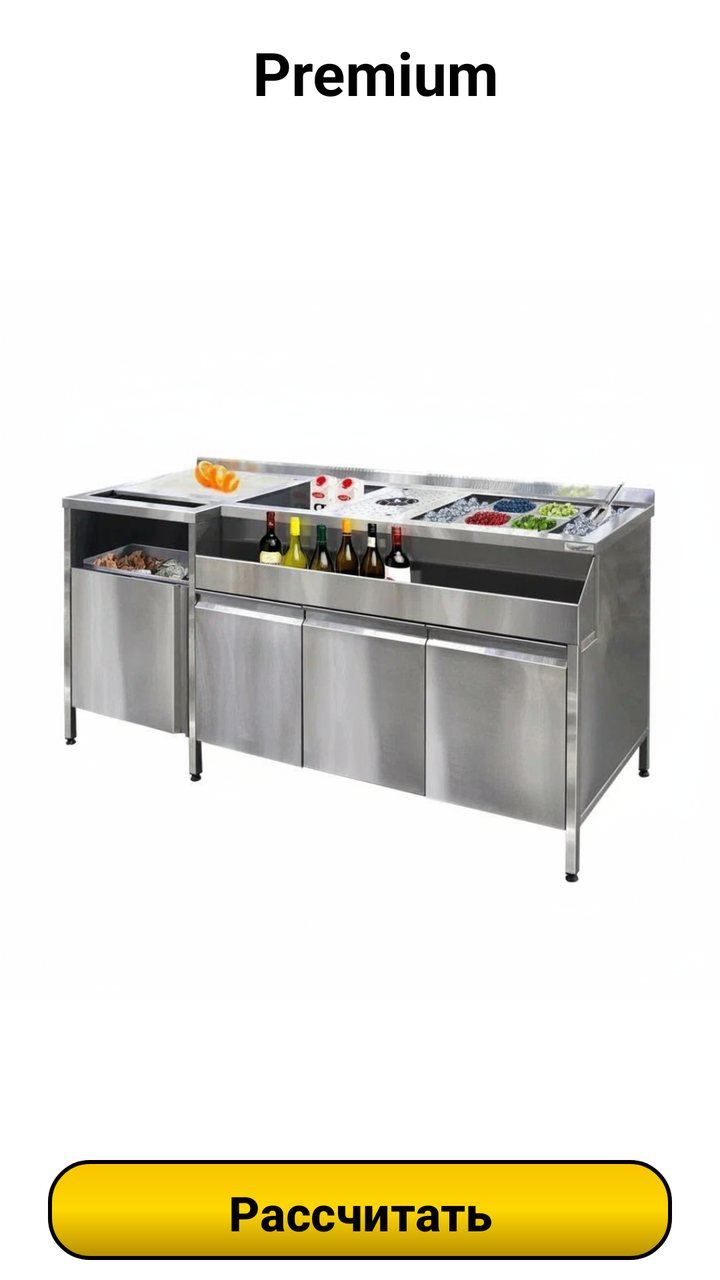
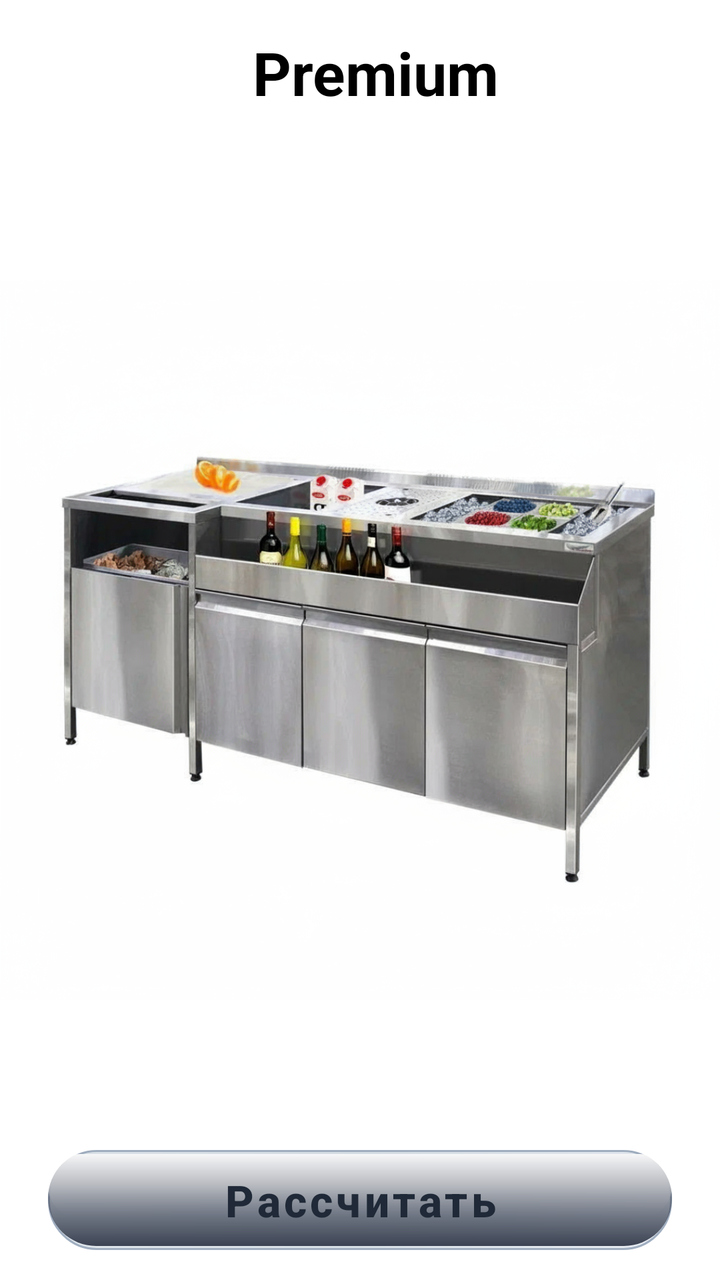

Compare the two renders of this Android layout. The source of the first and the diff that turns it into the second are given below.
<!-- AndroidManifest.xml: application theme Theme.YourBar -->
<!-- res/layout/fragment_premium.xml -->
<?xml version="1.0" encoding="utf-8"?>
<androidx.constraintlayout.widget.ConstraintLayout
    xmlns:android="http://schemas.android.com/apk/res/android"
    xmlns:app="http://schemas.android.com/apk/res-auto"
    android:layout_width="match_parent"
    android:layout_height="match_parent"
    android:id="@+id/premium">

    <ImageView
        android:id="@+id/imageView"
        android:layout_width="0dp"
        android:layout_height="0dp"
        android:scaleType="fitCenter"
        android:background="@color/white"
        android:contentDescription="Premium"
        app:layout_constraintTop_toTopOf="parent"
        app:layout_constraintBottom_toBottomOf="parent"
        app:layout_constraintStart_toStartOf="parent"
        app:layout_constraintEnd_toEndOf="parent"
        android:src="@drawable/img_premium" />

    <TextView
        android:id="@+id/textViewBudget"
        android:layout_width="wrap_content"
        android:layout_height="wrap_content"
        android:layout_marginStart="16dp"
        android:layout_marginTop="16dp"
        android:elevation="4dp"
        android:text="@string/premium"
        android:textColor="@color/black"
        android:textSize="30sp"
        android:textStyle="bold"
        app:layout_constraintStart_toStartOf="parent"
        app:layout_constraintEnd_toEndOf="parent"
        app:layout_constraintTop_toTopOf="parent"
        app:layout_constraintHorizontal_bias="0.5" />


    <com.google.android.material.button.MaterialButton
        android:id="@+id/calculate_btn_premium"
        android:layout_width="0dp"
        android:layout_height="50dp"
        android:layout_marginStart="24dp"
        android:layout_marginEnd="24dp"
        android:layout_marginBottom="10dp"
        android:background="@drawable/btn_gray_with_border"
        android:text="@string/calculate"
        android:textColor="@color/black"
        android:textSize="24sp"
        android:textStyle="bold"
        app:backgroundTint="@null"
        app:layout_constraintBottom_toBottomOf="parent"
        app:layout_constraintEnd_toEndOf="parent"
        app:layout_constraintStart_toStartOf="parent" />
</androidx.constraintlayout.widget.ConstraintLayout>
<!-- resources referenced by this layout -->
<resources>
  <color name="black">#FF000000</color>
  <color name="white">#FFFFFFFF</color>
  <!-- drawable btn_gray_with_border (drawable) -->
  <?xml version="1.0" encoding="utf-8"?>
  <shape xmlns:android="http://schemas.android.com/apk/res/android">
      <gradient
          android:angle="270"
          android:startColor="#FFF7C400"
      android:centerColor="#FFD700"
      android:endColor="#FFB58F00"
      android:type="linear"/>
      <stroke
          android:width="2dp"
      android:color="#000000" />
      <corners android:radius="20dp" />
  </shape>
  <!-- drawable img_premium: png bitmap (drawable, 1009564 bytes) -->
  <string name="calculate">Рассчитать</string>
  <string name="premium">Premium</string>
  <style name="Theme.YourBar" parent="Base.Theme.YourBar" />
  <style name="Base.Theme.YourBar" parent="Theme.Material3.DayNight.NoActionBar">
          
          
      </style>
</resources>

<!-- the commit's change to res/layout/fragment_premium.xml (unified diff, before → after) -->
@@ -42,14 +42,16 @@
         android:layout_height="50dp"
         android:layout_marginStart="24dp"
         android:layout_marginEnd="24dp"
-        android:layout_marginBottom="10dp"
-        android:background="@drawable/btn_gray_with_border"
+        android:layout_marginBottom="15dp"
+        android:background="@drawable/btn_steel_shiny"
+        android:letterSpacing="0.08"
         android:text="@string/calculate"
-        android:textColor="@color/black"
-        android:textSize="24sp"
+        android:textColor="#1F2937"
+        android:textSize="22sp"
         android:textStyle="bold"
         app:backgroundTint="@null"
         app:layout_constraintBottom_toBottomOf="parent"
         app:layout_constraintEnd_toEndOf="parent"
-        app:layout_constraintStart_toStartOf="parent" />
+        app:layout_constraintStart_toStartOf="parent"
+        app:rippleColor="#40000000" />
 </androidx.constraintlayout.widget.ConstraintLayout>
<!-- resource entries referenced after the edit -->
@@ -2,27 +2,63 @@
 <resources>
   <color name="black">#FF000000</color>
   <color name="white">#FFFFFFFF</color>
-  <!-- drawable btn_gray_with_border (drawable) -->
-  <?xml version="1.0" encoding="utf-8"?>
-  <shape xmlns:android="http://schemas.android.com/apk/res/android">
-      <gradient
-          android:angle="270"
-          android:startColor="#FFF7C400"
-      android:centerColor="#FFD700"
-      android:endColor="#FFB58F00"
-      android:type="linear"/>
-      <stroke
-          android:width="2dp"
-      android:color="#000000" />
-      <corners android:radius="20dp" />
-  </shape>
+  <!-- drawable btn_steel_shiny (drawable) -->
+  <layer-list xmlns:android="http://schemas.android.com/apk/res/android">
+  
+      
+      <item>
+          <shape android:shape="rectangle">
+              <corners android:radius="24dp" />
+              
+              <gradient
+                  android:angle="135"
+                  android:startColor="#E8EDF3"
+              android:centerColor="#D9E1E8"
+              android:endColor="#E0E7ED"
+              android:type="linear" />
+              <stroke android:width="1dp" android:color="#A0AEC0" />
+          </shape>
+      </item>
+  
+      
+      <item android:top="2dp" android:bottom="16dp">
+          <shape android:shape="rectangle">
+              <corners android:radius="24dp" />
+              <gradient
+                  android:angle="-45"
+                  android:startColor="#FFFFFF"
+                  android:centerColor="#FFFFFF"
+                  android:endColor="#00000000"
+                  android:type="linear"
+                  android:gradientRadius="100dp" />
+          </shape>
+      </item>
+  
+      
+      <item android:bottom="2dp">
+          <shape android:shape="rectangle">
+              <corners android:radius="24dp" />
+              <gradient
+                  android:angle="270"
+                  android:startColor="#00000000"
+                  android:endColor="#3B4252"
+              android:type="linear" />
+          </shape>
+      </item>
+  </layer-list>
   <!-- drawable img_premium: png bitmap (drawable, 1009564 bytes) -->
   <string name="calculate">Рассчитать</string>
   <string name="premium">Premium</string>
   <style name="Theme.YourBar" parent="Base.Theme.YourBar" />
   <style name="Base.Theme.YourBar" parent="Theme.Material3.DayNight.NoActionBar">
           
+          <item name="android:navigationBarColor">@color/white</item>
+  
           
+          <item name="android:windowLightNavigationBar" tools:targetApi="o_mr1">true</item>
+  
+          
+          <item name="elevationOverlayEnabled">false</item>
       </style>
 </resources>
 
